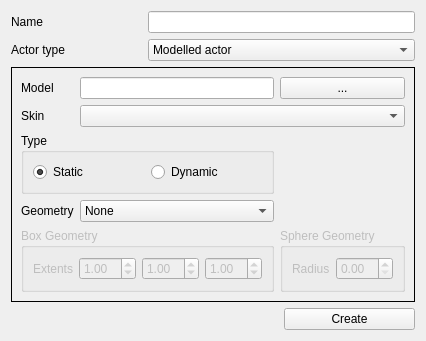
Before: the Qt Designer form src/wte/ui/ActorCreationDialog.ui in spiricn/Wt, drawn with Qt 5.
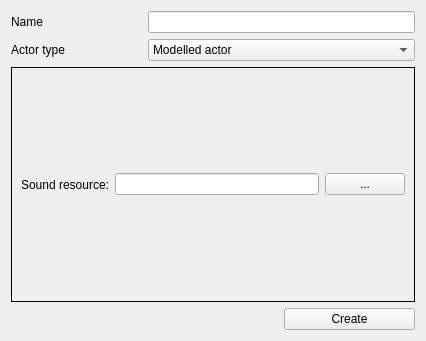
After: the same form once the commit is applied. The open tabs and pages were chosen to show the change.

Commit message: Sound actor added.

```diff
--- a/src/wte/ui/ActorCreationDialog.ui
+++ b/src/wte/ui/ActorCreationDialog.ui
@@ -74,7 +74,28 @@
        </item>
       </layout>
      </widget>
-     <widget class="QWidget" name="page_2">
+     <widget class="QWidget" name="page_3">
+      <layout class="QHBoxLayout" name="horizontalLayout_3">
+       <item>
+        <widget class="QLabel" name="label_10">
+         <property name="text">
+          <string>Sound resource:</string>
+         </property>
+        </widget>
+       </item>
+       <item>
+        <widget class="QLineEdit" name="sound"/>
+       </item>
+       <item>
+        <widget class="QPushButton" name="pushButton_4">
+         <property name="text">
+          <string>...</string>
+         </property>
+        </widget>
+       </item>
+      </layout>
+     </widget>
+     <widget class="QWidget" name="model">
       <layout class="QGridLayout" name="gridLayout_4">
        <item row="0" column="2">
         <widget class="QPushButton" name="pushButton">
```
Left out of the diff: 48 changed lines with no effect on the pictures. The commit also changes 24 other files.
